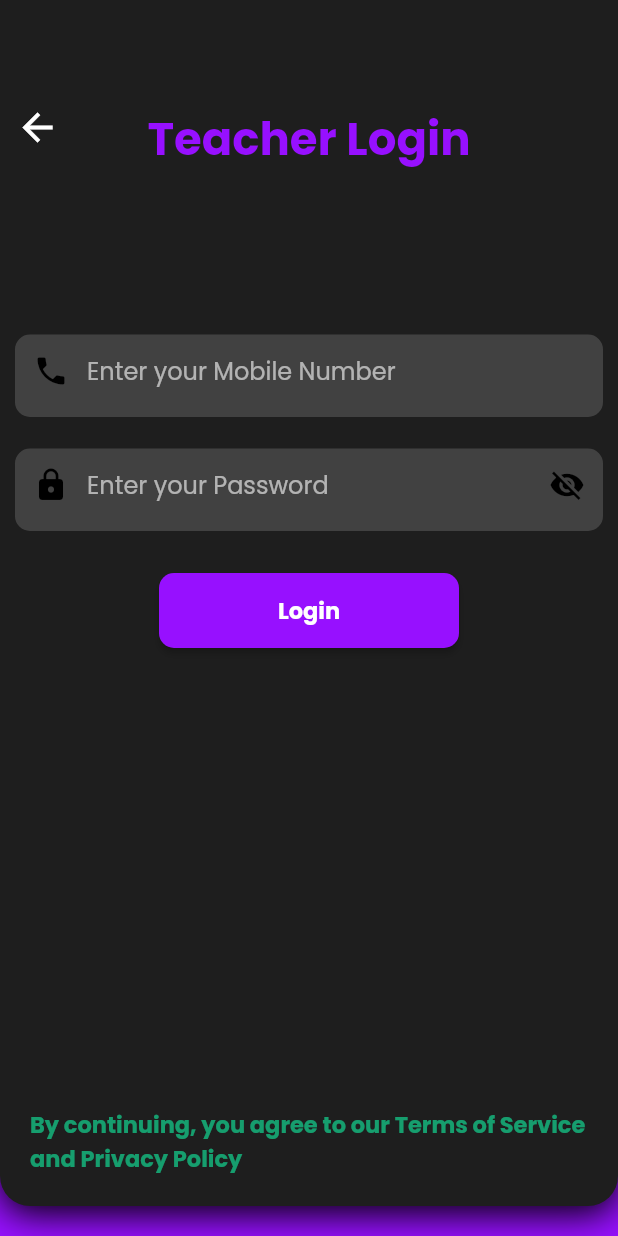
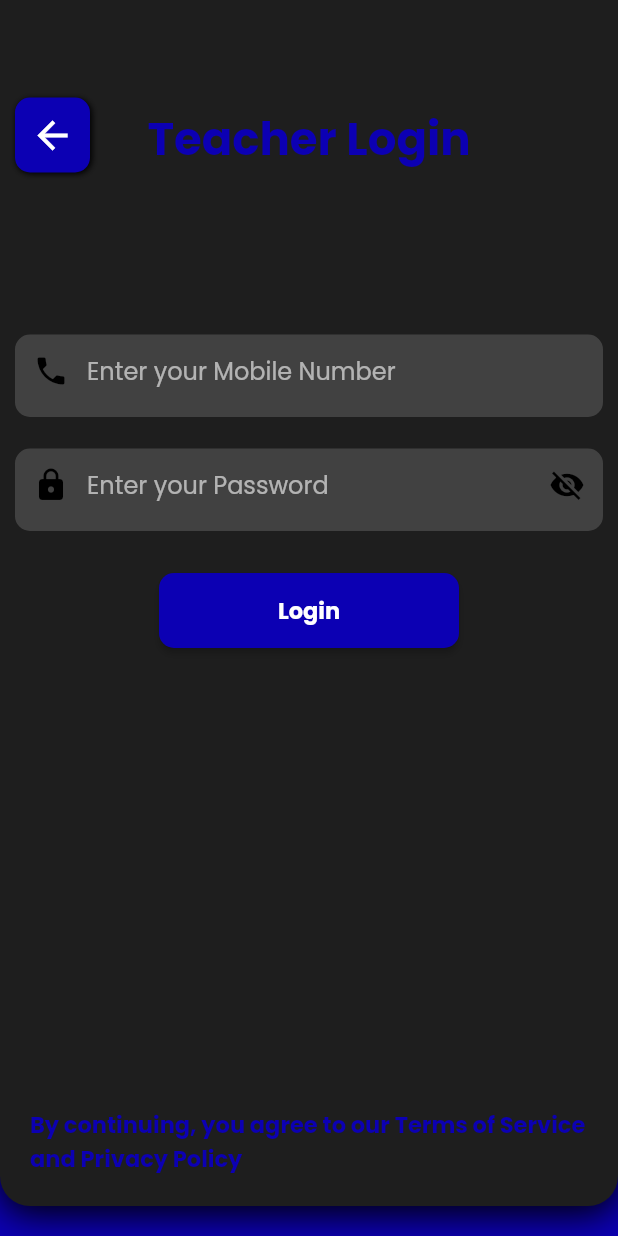
Before and after one commit to Ayushpanditmoto/kids_palace_school, a Flutter app: the LoginTeacher screen opened by its route, on a phone screen of 412 x 824 dp. Run offline on Flutter 3.47's test engine with Material 2 defaults, Android fonts, the phone set to English and light mode, and no system bars; our stand-ins replace firebase_auth, firebase_core, font_awesome_flutter, google_fonts; accounts and stored records are empty.

Commit message:
feat :back button changes

```diff
--- a/lib/Pages/login_teacher.dart
+++ b/lib/Pages/login_teacher.dart
@@ -37,7 +37,7 @@ class _LoginTeacherState extends State<LoginTeacher> {
   @override
   Widget build(BuildContext context) {
     return Scaffold(
-      backgroundColor: const Color.fromARGB(255, 151, 16, 255),
+      backgroundColor: const Color.fromARGB(255, 12, 0, 179),
       resizeToAvoidBottomInset: false,
       body: SingleChildScrollView(
         child: Stack(children: <Widget>[
@@ -60,16 +60,31 @@ class _LoginTeacherState extends State<LoginTeacher> {
             ),
           ),
           Positioned(
-            top: 70,
+            top: 65,
             left: 10,
             child: InkWell(
               onTap: () {
                 Navigator.pop(context);
               },
-              child: const Icon(
-                Icons.arrow_back,
-                color: Colors.white,
-                size: 30,
+              child: Container(
+                height: 50,
+                width: 50,
+                decoration: BoxDecoration(
+                  color: const Color.fromARGB(255, 12, 0, 179),
+                  borderRadius: BorderRadius.circular(10),
+                  boxShadow: const [
+                    BoxShadow(
+                      color: Colors.black,
+                      blurRadius: 3,
+                      offset: Offset(1, 1),
+                    ),
+                  ],
+                ),
+                child: const Icon(
+                  Icons.arrow_back,
+                  color: Colors.white,
+                  size: 30,
+                ),
               ),
             ),
           ),
@@ -88,10 +103,9 @@ class _LoginTeacherState extends State<LoginTeacher> {
                       children: [
                         const Text("Teacher Login",
                             style: TextStyle(
-                              fontSize: 30,
-                              color: Color.fromARGB(255, 151, 16, 255),
-                              fontWeight: FontWeight.bold,
-                            )),
+                                fontSize: 30,
+                                color: Color.fromARGB(255, 12, 0, 179),
+                                fontWeight: FontWeight.bold)),
                         const SizedBox(
                           height: 100,
                         ),
@@ -164,7 +178,7 @@ class _LoginTeacherState extends State<LoginTeacher> {
                           style: ElevatedButton.styleFrom(
                             fixedSize: const Size(200, 50),
                             backgroundColor:
-                                const Color.fromARGB(255, 151, 16, 255),
+                                const Color.fromARGB(255, 12, 0, 179),
                             foregroundColor: Colors.white,
                             shape: const RoundedRectangleBorder(
                               borderRadius:
@@ -196,7 +210,7 @@ class _LoginTeacherState extends State<LoginTeacher> {
                   'By continuing, you agree to our Terms of Service and Privacy Policy',
                   style: TextStyle(
                     fontSize: 15,
-                    color: Color.fromARGB(145, 16, 255, 171),
+                    color: Color.fromARGB(255, 12, 0, 179),
                     fontWeight: FontWeight.bold,
                   ),
                 ),
```
Also changed, not shown: lib/Pages/login_student.dart (+19 -4 lines), lib/Pages/online_admission.dart (+22 -4 lines), lib/Pages/welcome_second_screen.dart (+19 -4 lines).
